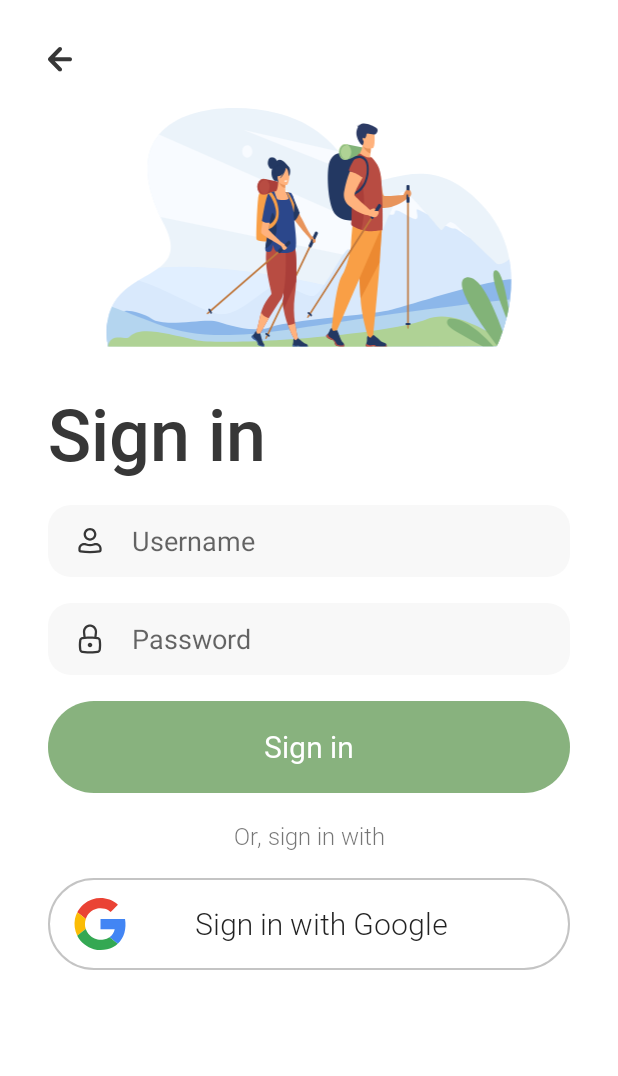
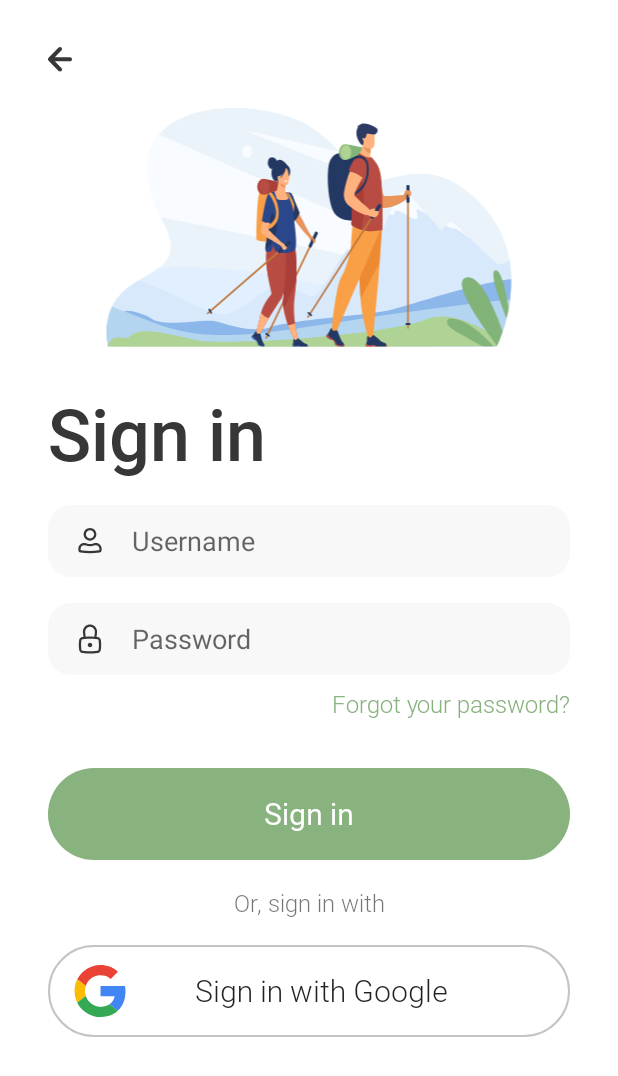
Before and after one commit to cxnturi0n/NaTour-Project-2122-N18, an Android app: the screen it shows after launch (AuthActivity), after a tap on "Sign in", on a phone screen of 412 x 824 dp. Shown: the top 1076 px of the screen. Run offline under Robolectric (Android 15) with nearby library versions, the phone set to English and light mode, and no system bars; libraries missing offline, so code that uses them is left out: io.getstream.chat; 7 statements that could not run were skipped.

Commit message:
Added reset password functionality

```diff
--- a/Natour2022/app/src/main/AndroidManifest.xml
+++ b/Natour2022/app/src/main/AndroidManifest.xml
@@ -11,6 +11,9 @@
         android:roundIcon="@mipmap/ic_launcher_round"
         android:supportsRtl="true"
         android:theme="@style/Theme.Natour2022">
+        <activity
+            android:name=".ForgotPwdActivity"
+            android:exported="false" />
         <activity
             android:name=".HomeActivity"
             android:exported="false" />
--- a/Natour2022/app/src/main/java/com/cinamidea/natour_2022/SigninFragment.java
+++ b/Natour2022/app/src/main/java/com/cinamidea/natour_2022/SigninFragment.java
@@ -14,12 +14,15 @@ import android.view.ViewGroup;
 import android.view.animation.Animation;
 import android.view.animation.AnimationUtils;
 import android.widget.Button;
+import android.widget.TextView;
+import android.widget.Toast;
 
 public class SigninFragment extends Fragment {
 
     private Button button;
     private Animation anim_scale_up, anim_scale_down;
-    private Intent intent;
+    private Intent home_intent, forgotpwd_intent;
+    private TextView text_forgotpwd;
 
     @Override
     public View onCreateView(LayoutInflater inflater, ViewGroup container,
@@ -39,7 +42,17 @@ public class SigninFragment extends Fragment {
             public void onClick(View v) {
 
                 buttonAnimator(button);
-                runIntent(intent);
+                runIntent(home_intent);
+
+            }
+        });
+
+        text_forgotpwd.setOnClickListener(new View.OnClickListener() {
+            @Override
+            public void onClick(View view) {
+
+                startActivity(forgotpwd_intent);
+                getActivity().overridePendingTransition(R.anim.slide_in_right, R.anim.slide_out_left);
 
             }
         });
@@ -49,10 +62,12 @@ public class SigninFragment extends Fragment {
     private void setupViewComponents(View view) {
 
         button = view.findViewById(R.id.fragmentSignin_signin);
+        text_forgotpwd = view.findViewById(R.id.fragmentSignin_forgotpassword);
         anim_scale_up = AnimationUtils.loadAnimation(getActivity(), R.anim.scale_up);
         anim_scale_down = AnimationUtils.loadAnimation(getActivity(), R.anim.scale_down);
 
-        intent = new Intent(getActivity(), HomeActivity.class);
+        home_intent = new Intent(getActivity(), HomeActivity.class);
+        forgotpwd_intent = new Intent(getActivity(), ForgotPwdActivity.class);
 
     }
     private void buttonAnimator(Button button) {
@@ -76,5 +91,4 @@ public class SigninFragment extends Fragment {
         },170);
 
     }
-
 }
--- a/Natour2022/app/src/main/res/layout/fragment_signin.xml
+++ b/Natour2022/app/src/main/res/layout/fragment_signin.xml
@@ -13,12 +13,12 @@
         android:id="@+id/fragmentSignin_signintext"
         android:layout_width="wrap_content"
         android:layout_height="wrap_content"
+        android:layout_marginHorizontal="32dp"
         android:layout_marginTop="8dp"
         android:fontFamily="@font/roboto_medium"
         android:text="@string/activityRun_signin"
         android:textColor="#373737"
         android:textSize="48sp"
-        android:layout_marginHorizontal="32dp"
         app:layout_constraintBottom_toTopOf="@+id/fragmentSignin_username"
         app:layout_constraintStart_toStartOf="parent"
         app:layout_constraintTop_toTopOf="parent" />
@@ -27,6 +27,7 @@
         android:id="@+id/fragmentSignin_username"
         android:layout_width="fill_parent"
         android:layout_height="wrap_content"
+        android:layout_marginHorizontal="32dp"
         android:layout_marginTop="16dp"
         android:background="@drawable/edittext_custom"
         android:drawableStart="@drawable/icon_user"
@@ -35,7 +36,6 @@
         android:inputType="text"
         android:minHeight="48dp"
         android:paddingStart="16dp"
-        android:layout_marginHorizontal="32dp"
         app:layout_constraintBottom_toTopOf="@+id/fragmentSignin_password"
         app:layout_constraintEnd_toEndOf="parent"
         app:layout_constraintHorizontal_bias="0.5"
@@ -47,6 +47,7 @@
         android:id="@+id/fragmentSignin_password"
         android:layout_width="fill_parent"
         android:layout_height="wrap_content"
+        android:layout_marginHorizontal="32dp"
         android:layout_marginTop="17dp"
         android:background="@drawable/edittext_custom"
         android:drawableStart="@drawable/icon_lock"
@@ -55,8 +56,7 @@
         android:inputType="textPassword"
         android:minHeight="48dp"
         android:paddingStart="16dp"
-        android:layout_marginHorizontal="32dp"
-        app:layout_constraintBottom_toTopOf="@+id/fragmentSignin_signin"
+        app:layout_constraintBottom_toTopOf="@+id/fragmentSignin_forgotpassword"
         app:layout_constraintEnd_toEndOf="parent"
         app:layout_constraintHorizontal_bias="0.5"
         app:layout_constraintStart_toStartOf="parent"
@@ -64,15 +64,33 @@
         tools:ignore="TextContrastCheck" />
 
     <TextView
+        android:id="@+id/fragmentSignin_forgotpassword"
+        android:layout_width="wrap_content"
+        android:layout_height="wrap_content"
+        android:layout_marginHorizontal="32dp"
+        android:fontFamily="@font/roboto_light"
+        android:text="@string/activityAuth_forgotpassword"
+        android:textAlignment="textEnd"
+        android:layout_marginTop="8dp"
+        android:textColor="@color/mygreen"
+        android:clickable="true"
+        android:textSize="16sp"
+        app:layout_constraintEnd_toEndOf="parent"
+        app:layout_constraintHorizontal_bias="0.5"
+
+        app:layout_constraintBottom_toTopOf="@+id/fragmentSignin_signin"
+        app:layout_constraintTop_toBottomOf="@+id/fragmentSignin_password" />
+
+    <TextView
         android:id="@+id/fragmentSignin_orsigninwith"
         android:layout_width="wrap_content"
         android:layout_height="wrap_content"
+        android:layout_marginHorizontal="32dp"
         android:layout_marginTop="17dp"
         android:fontFamily="@font/roboto_light"
         android:text="@string/activityAuth_orsigninwith"
         android:textAlignment="center"
         android:textSize="16sp"
-        android:layout_marginHorizontal="32dp"
         app:layout_constraintBottom_toTopOf="@+id/fragmentSignin_signinwithgoogle"
         app:layout_constraintEnd_toEndOf="parent"
         app:layout_constraintHorizontal_bias="0.5"
@@ -83,26 +101,27 @@
         android:id="@+id/fragmentSignin_signin"
         android:layout_width="fill_parent"
         android:layout_height="61dp"
-        android:layout_marginTop="17dp"
+        android:layout_marginHorizontal="32dp"
+        android:layout_marginTop="32dp"
         android:background="@drawable/button_signin"
         android:fontFamily="@font/roboto_regular"
+        android:stateListAnimator="@null"
         android:text="@string/activityRun_signin"
         android:textAllCaps="false"
         android:textColor="@color/white"
         android:textSize="20sp"
-        android:stateListAnimator="@null"
-        android:layout_marginHorizontal="32dp"
         app:layout_constraintBottom_toTopOf="@+id/fragmentSignin_orsigninwith"
         app:layout_constraintEnd_toEndOf="parent"
         app:layout_constraintHorizontal_bias="0.5"
         app:layout_constraintStart_toStartOf="parent"
-        app:layout_constraintTop_toBottomOf="@+id/fragmentSignin_password"
+        app:layout_constraintTop_toBottomOf="@+id/fragmentSignin_forgotpassword"
         tools:ignore="TextContrastCheck,DuplicateSpeakableTextCheck" />
 
     <android.widget.Button
         android:id="@+id/fragmentSignin_signinwithgoogle"
         android:layout_width="fill_parent"
         android:layout_height="61dp"
+        android:layout_marginHorizontal="32dp"
         android:layout_marginTop="17dp"
         android:background="@drawable/button_signup"
         android:drawableStart="@drawable/icon_google"
@@ -114,7 +133,6 @@
         android:textAlignment="center"
         android:textAllCaps="false"
         android:textSize="20sp"
-        android:layout_marginHorizontal="32dp"
         app:layout_constraintBottom_toBottomOf="parent"
         app:layout_constraintEnd_toEndOf="parent"
         app:layout_constraintHorizontal_bias="0.5"
```
Also changed, not shown: Natour2022/app/src/main/java/com/cinamidea/natour_2022/CallBackListener.java (added, +7 -0 lines), Natour2022/app/src/main/java/com/cinamidea/natour_2022/ForgotPwdActivity.java (added, +36 -0 lines), Natour2022/app/src/main/java/com/cinamidea/natour_2022/ForgotPwdFirstFragment.java (added, +45 -0 lines), Natour2022/app/src/main/java/com/cinamidea/natour_2022/ForgotPwdSecondFragment.java (added, +19 -0 lines), Natour2022/app/src/main/res/layout/activity_forgot_pwd.xml (added, +34 -0 lines), Natour2022/app/src/main/res/layout/activity_pin.xml (+4 -6 lines), Natour2022/app/src/main/res/layout/fragment_forgot_pwd_second.xml (added, +86 -0 lines), Natour2022/app/src/main/res/layout/fragment_forgotpwd_first.xml (added, +75 -0 lines), Natour2022/app/src/main/res/values/strings.xml (+7 -1 lines).
